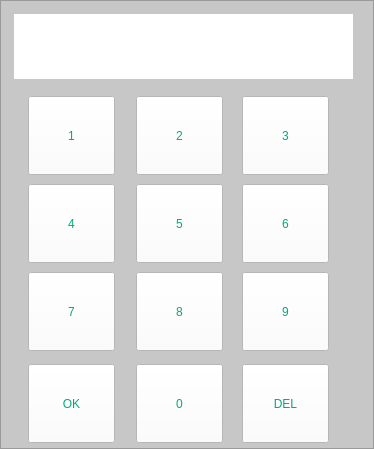
Lam-dev/TheoryFaceRecognition, file InputPassword/UI/InputAccount.ui: the form before one commit.
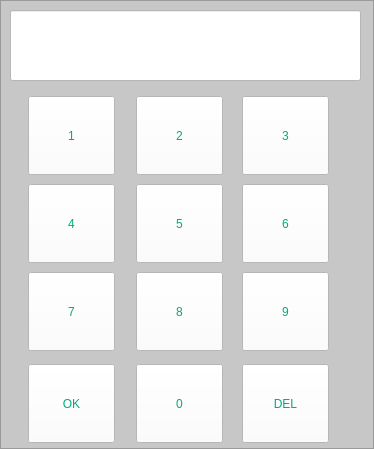
The form after the commit.

What changed in the file:
```diff
--- a/InputPassword/UI/InputAccount.ui
+++ b/InputPassword/UI/InputAccount.ui
@@ -239,22 +239,36 @@
     <string>DEL</string>
    </property>
   </widget>
-  <widget class="QLabel" name="label_forShowNumber">
+  <widget class="QLineEdit" name="label_forShowNumber">
    <property name="geometry">
     <rect>
-     <x>14</x>
-     <y>14</y>
-     <width>339</width>
-     <height>65</height>
+     <x>10</x>
+     <y>10</y>
+     <width>351</width>
+     <height>71</height>
     </rect>
    </property>
+   <property name="font">
+    <font>
+     <family>Ubuntu</family>
+     <pointsize>40</pointsize>
+     <weight>7</weight>
+     <italic>true</italic>
+     <bold>false</bold>
+    </font>
+   </property>
    <property name="styleSheet">
-    <string notr="true">color: rgb(0, 170, 127);
-font: 57 bold 26pt &quot;Ubuntu&quot;;
-background-color: rgb(255, 255, 255);</string>
+    <string notr="true">background-color: rgb(255, 255, 255);
+font: 57 italic 40pt &quot;Ubuntu&quot;;</string>
    </property>
-   <property name="text">
-    <string/>
+   <property name="inputMask">
+    <string comment="*"/>
+   </property>
+   <property name="maxLength">
+    <number>6</number>
+   </property>
+   <property name="echoMode">
+    <enum>QLineEdit::Password</enum>
    </property>
    <property name="alignment">
     <set>Qt::AlignCenter</set>
```
